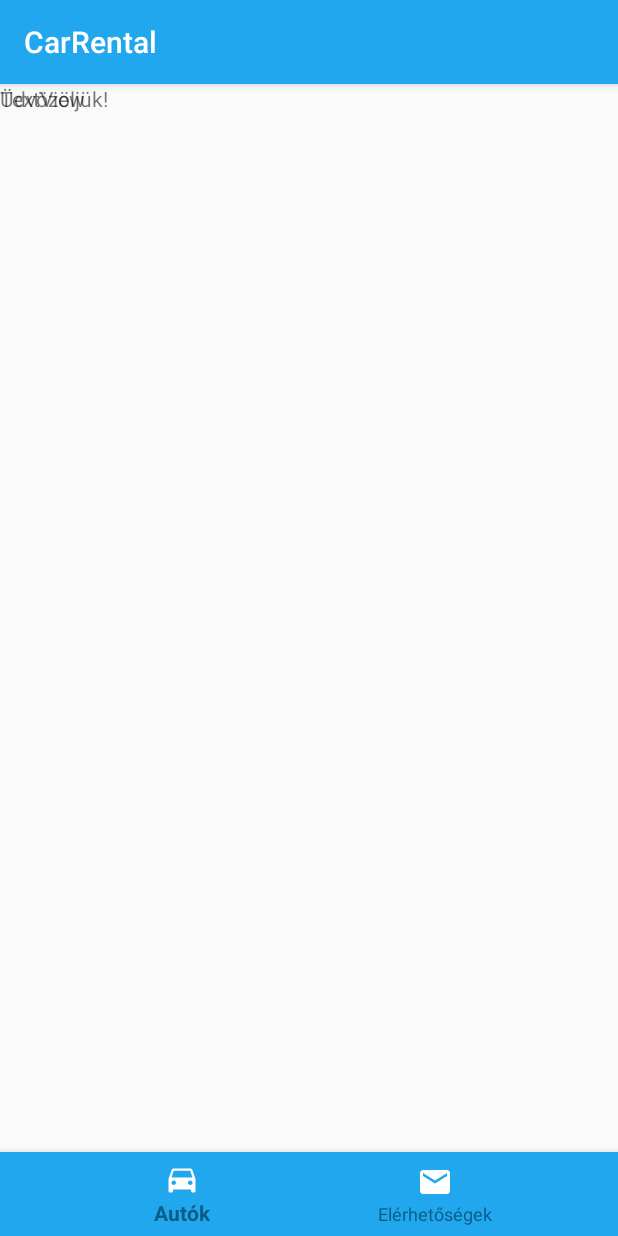
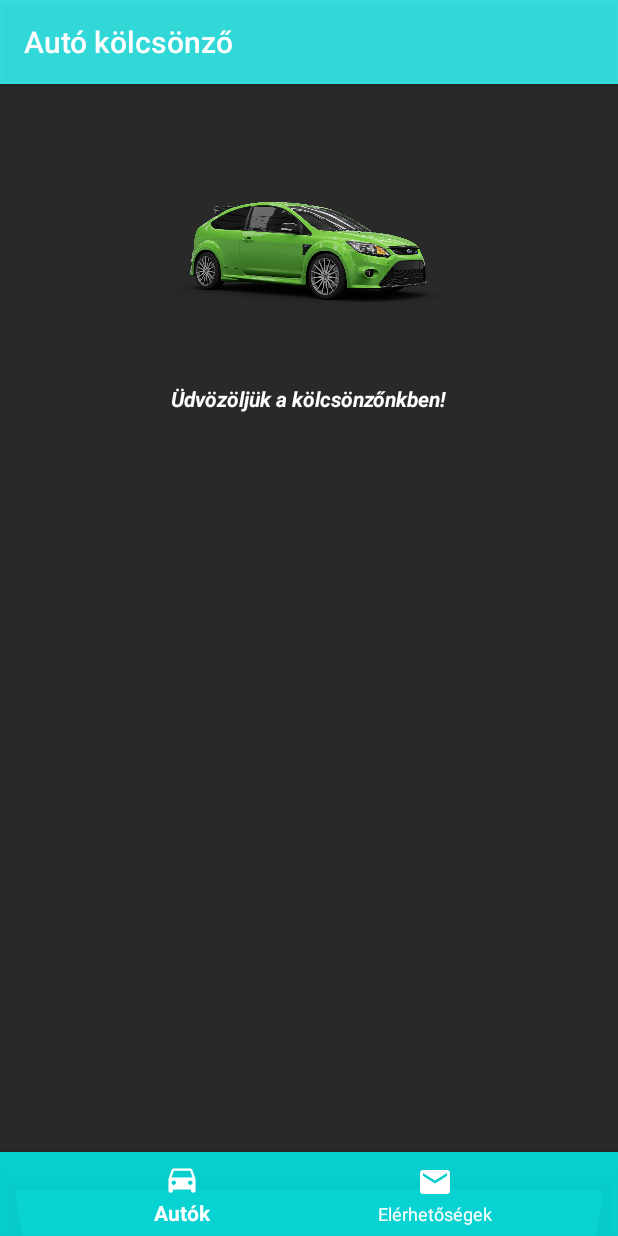
Before and after one commit to vereczkibalint/szakmaigyakorlat_2days, an Android app: the Főoldal screen opened directly, with no data from a screen before it, on a phone screen of 412 x 824 dp. Run offline under Robolectric (Android 15) with nearby library versions, the phone set to English and light mode, and no system bars.

Commit message:
Homepage frontend

```diff
--- a/CarRental/app/src/main/AndroidManifest.xml
+++ b/CarRental/app/src/main/AndroidManifest.xml
@@ -5,9 +5,10 @@
     <application
         android:allowBackup="true"
         android:icon="@drawable/favicon"
-        android:label="@string/app_name"
+        android:label="Autó kölcsönző"
         android:roundIcon="@drawable/favicon"
         android:supportsRtl="true"
+
         android:theme="@style/AppTheme">
         <activity android:name=".Home"></activity>
         <activity android:name=".Contacts" />
--- a/CarRental/app/src/main/java/hu/nagy/kristof/carrental/Főoldal.java
+++ b/CarRental/app/src/main/java/hu/nagy/kristof/carrental/Főoldal.java
@@ -24,7 +24,6 @@ public class Főoldal extends Fragment {
         super.onViewCreated(view, savedInstanceState);
 
         welcome_message = view.findViewById(R.id.textView_hello);
-        welcome_message.setText("Üdvözöljük!");
-
+        welcome_message.setText("Üdvözöljük a kölcsönzőnkben!");
     }
 }
--- a/CarRental/app/src/main/res/layout/activity_home.xml
+++ b/CarRental/app/src/main/res/layout/activity_home.xml
@@ -5,23 +5,45 @@
     android:id="@+id/relative_layout"
     android:layout_width="match_parent"
     android:layout_height="match_parent"
-    tools:context=".Home">
+    android:layout_centerHorizontal="true"
+    tools:context=".Home"
+    android:background="@drawable/darkmode">
 
+    <ScrollView
+        android:layout_width="wrap_content"
+        android:layout_height="wrap_content"
+        android:layout_centerHorizontal="true"
+        android:layout_marginBottom="55dp">
+
+        <LinearLayout
+            android:layout_width="wrap_content"
+            android:layout_height="wrap_content"
+            android:orientation="vertical">
+
+            <ImageView
+                android:layout_width="200dp"
+                android:layout_height="200dp"
+                android:src="@drawable/focusrspng"
+                android:textAllCaps="false" />
+
+            <TextView
+                android:id="@+id/textView_hello"
+                android:layout_width="wrap_content"
+                android:layout_height="wrap_content"
+                android:layout_gravity="center"
+                android:textColor="#FFF"
+                android:textStyle="bold|italic" />
+        </LinearLayout>
+    </ScrollView>
 
     <com.google.android.material.bottomnavigation.BottomNavigationView
         android:id="@+id/bottom_nav"
         android:layout_width="match_parent"
         android:layout_height="wrap_content"
         app:itemIconTint="#ffffff"
-        app:itemTextColor="@color/colorPrimaryDark"
+        app:itemTextColor="#fff"
         android:layout_alignParentBottom="true"
-        android:background="@color/colorPrimary"
+        android:background="#C807DADA"
         app:menu="@menu/bottom_menu"
         />
-
-    <TextView
-        android:id="@+id/textView_hello"
-        android:layout_width="wrap_content"
-        android:layout_height="wrap_content"
-        android:text="TextView" />
 </RelativeLayout>
--- a/CarRental/app/src/main/res/values/styles.xml
+++ b/CarRental/app/src/main/res/values/styles.xml
@@ -3,9 +3,8 @@
     <!-- Base application theme. -->
     <style name="AppTheme" parent="Theme.AppCompat.Light.DarkActionBar">
         <!-- Customize your theme here. -->
-        <item name="colorPrimary">@color/colorPrimary</item>
-        <item name="colorPrimaryDark">@color/colorPrimaryDark</item>
-        <item name="colorAccent">@color/colorAccent</item>
+        <item name="colorPrimary">#C807DADA</item>
+        <item name="colorPrimaryDark">#C8000000</item>
+        <item name="colorAccent">#C807DADA</item>
     </style>
-
 </resources>
```
